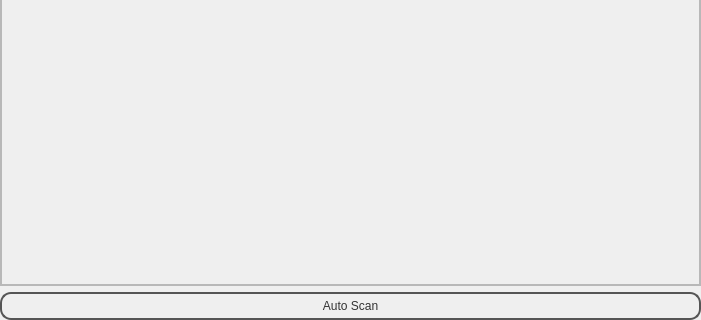
Before: the Qt Designer form SEEL/templates/sensorGrid.ui in jithinbp/SEELablet, drawn with Qt 5; both pictures show x 0 to 701 and y 274 to 594 of the 701 by 594 pixel window.
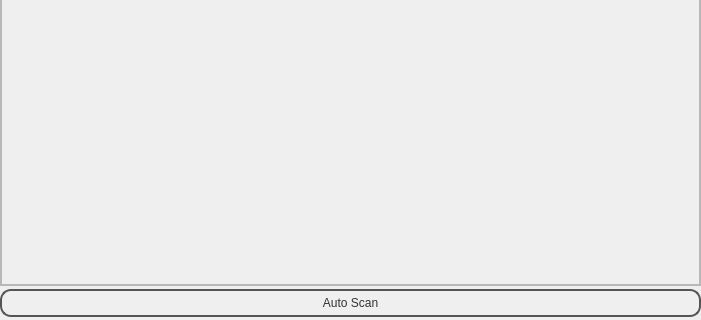
After: the same form once the commit is applied.

What changed in the file:
```diff
--- a/SEEL/templates/sensorGrid.ui
+++ b/SEEL/templates/sensorGrid.ui
@@ -102,9 +102,21 @@
     <string notr="true"/>
    </property>
    <layout class="QVBoxLayout" name="verticalLayout">
-    <property name="margin">
+    <property name="spacing">
+     <number>3</number>
+    </property>
+    <property name="leftMargin">
      <number>0</number>
     </property>
+    <property name="topMargin">
+     <number>0</number>
+    </property>
+    <property name="rightMargin">
+     <number>0</number>
+    </property>
+    <property name="bottomMargin">
+     <number>3</number>
+    </property>
     <item>
      <widget class="QScrollArea" name="scrollArea_4">
       <property name="sizePolicy">
```
Left out of the diff: 16 changed lines with no effect on the pictures.
